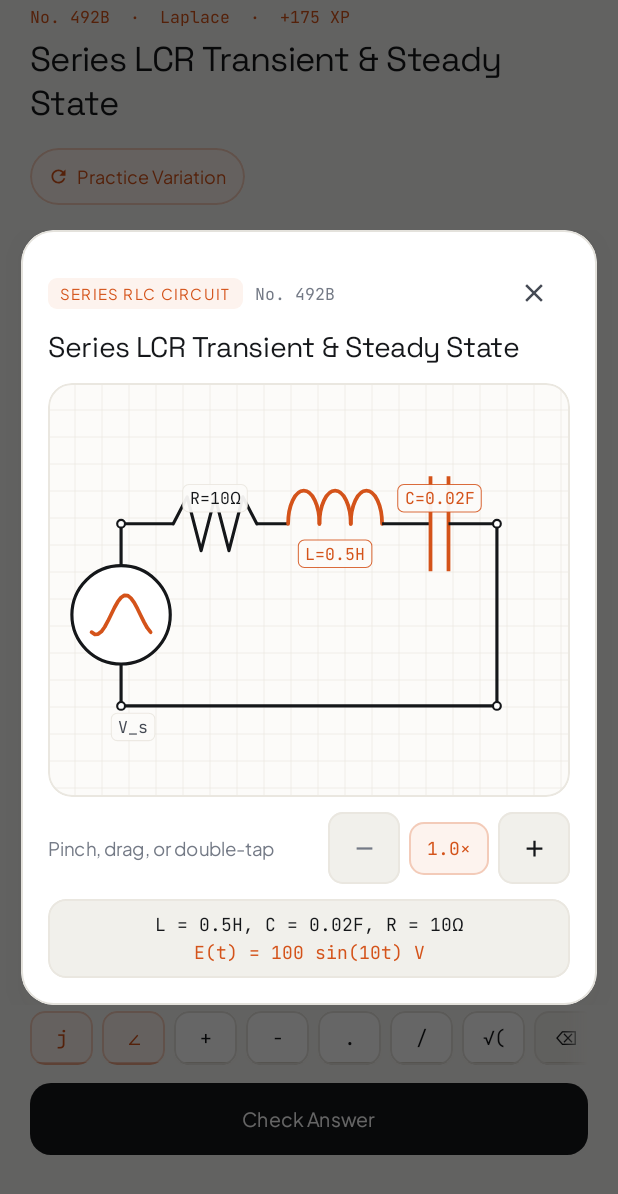
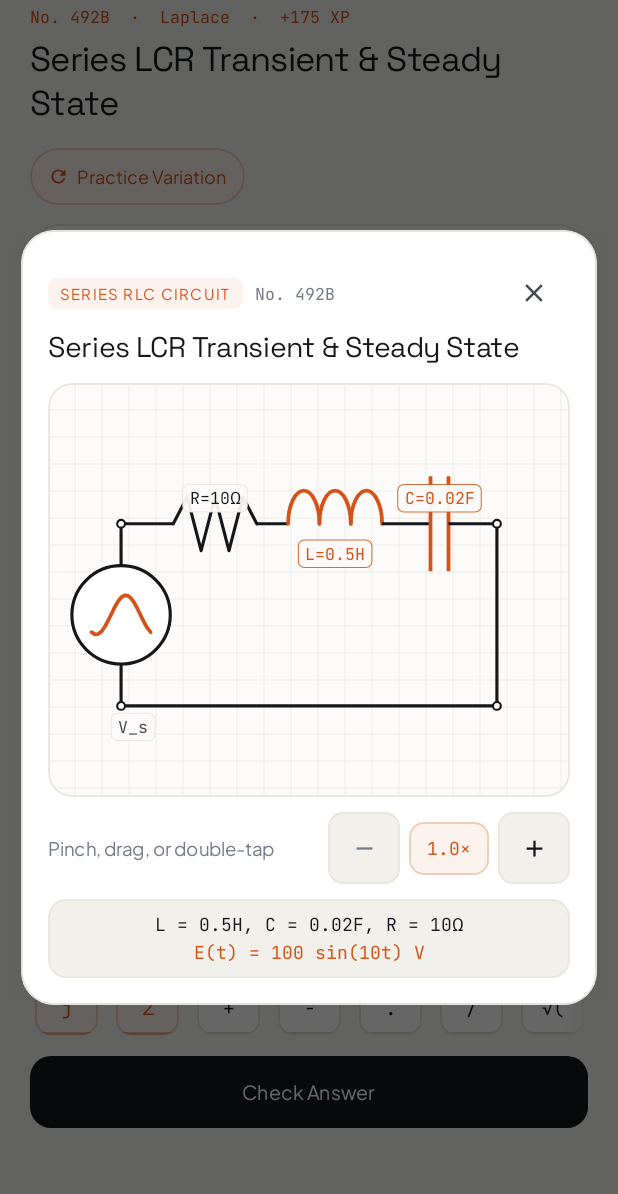
Before and after one commit to Kajin-0/Electura, an Android app built with Jetpack Compose: the composable SolveScreen shown on its own in the app's theme, after a tap on "Zoom", on a phone screen of 412 x 824 dp. Shown: the top 1194 px of the screen. Run offline under Robolectric (Android 15) with nearby library versions, the phone set to English and light mode, and no system bars; 1 other tap on this screen came first.

Commit message:
feat: support persistence for multi-step problem variations
- Update `ProgressCodec` to serialize and deserialize guided `ProblemStep` data.
- Update `IndexScreen` to correctly highlight current problem variations.
- Adjust `SolveScreen` UI spacing for better layout consistency.
- Add test coverage to verify `ProblemStep` data integrity through encoding cycles.

```diff
--- a/app/src/main/java/com/example/ui/components/ExpandedSchematicDialog.kt
+++ b/app/src/main/java/com/example/ui/components/ExpandedSchematicDialog.kt
@@ -80,8 +80,8 @@ fun ExpandedSchematicDialog(
     onDismiss: () -> Unit
 ) {
     val annotations = remember(problem) { SchematicAnnotationResolver.resolve(problem) }
-    var targetScale by remember(problem.id) { mutableFloatStateOf(1f) }
-    var targetOffset by remember(problem.id) { mutableStateOf(Offset.Zero) }
+    var targetScale by remember(problem) { mutableFloatStateOf(1f) }
+    var targetOffset by remember(problem) { mutableStateOf(Offset.Zero) }
     var viewportSize by remember { mutableStateOf(IntSize.Zero) }
 
     val animatedScale by animateFloatAsState(
--- a/app/src/main/java/com/example/ui/screens/IndexScreen.kt
+++ b/app/src/main/java/com/example/ui/screens/IndexScreen.kt
@@ -334,7 +334,8 @@ fun IndexScreen(
         } else {
             items(filteredProblems, key = { it.id }) { problem ->
                 val isSolved = solvedIds.contains(problem.id)
-                val isCurrent = state.currentProblem.id == problem.id
+                val isCurrent = state.currentProblem.id == problem.id ||
+                    state.currentProblem.sourceProblemId == problem.id
                 ProblemIndexCard(
                     problem = problem,
                     isSolved = isSolved,
--- a/app/src/main/java/com/example/ui/screens/SolveScreen.kt
+++ b/app/src/main/java/com/example/ui/screens/SolveScreen.kt
@@ -265,7 +265,7 @@ fun SolveScreen(
                         Row(
                             modifier = Modifier
                                 .fillMaxWidth()
-                                .padding(bottom = 14.dp),
+                                .padding(bottom = 8.dp),
                             horizontalArrangement = Arrangement.spacedBy(8.dp),
                             verticalAlignment = Alignment.CenterVertically
                         ) {
@@ -341,7 +341,7 @@ fun SolveScreen(
                                 borderWidth = 1.dp,
                                 elevation = 2.5.dp
                             )
-                            .padding(horizontal = 18.dp, vertical = 16.dp)
+                            .padding(horizontal = 18.dp, vertical = 14.dp)
                     ) {
                         if (targetProblem.isMultiStep) {
                             val stepDisplay = (targetStepIdx + 1).coerceAtMost(targetProblem.totalSteps)
@@ -506,9 +506,9 @@ fun SolveScreen(
                             }
                         }
 
-                        Spacer(modifier = Modifier.height(12.dp))
+                        Spacer(modifier = Modifier.height(8.dp))
                         HorizontalDivider(color = SubtleBorder, thickness = 1.dp)
-                        Spacer(modifier = Modifier.height(12.dp))
+                        Spacer(modifier = Modifier.height(8.dp))
 
                         // Method Note & Minimal Hint Pill
                         Row(
@@ -533,15 +533,20 @@ fun SolveScreen(
                             }
 
                             if (state.hintsRevealed < targetActiveStep.hints.size) {
-                                Spacer(modifier = Modifier.width(12.dp))
+                                Spacer(modifier = Modifier.width(8.dp))
+                                Box(
+                                    modifier = Modifier
+                                        .tactileClickable(pressedScale = 0.95f) { onRevealHint() }
+                                        .minimumInteractiveComponentSize()
+                                        .testTag("reveal_hint_button"),
+                                    contentAlignment = Alignment.Center
+                                ) {
                                     Row(
                                         modifier = Modifier
                                             .clip(RoundedCornerShape(50))
                                             .background(OrangeSoftBg)
                                             .border(1.dp, CopperBorderSoft, RoundedCornerShape(50))
-                                        .tactileClickable(pressedScale = 0.95f) { onRevealHint() }
-                                        .padding(horizontal = 12.dp, vertical = 7.dp)
-                                        .testTag("reveal_hint_button"),
+                                            .padding(horizontal = 12.dp, vertical = 7.dp),
                                         verticalAlignment = Alignment.CenterVertically
                                     ) {
                                         Icon(
@@ -557,6 +562,7 @@ fun SolveScreen(
                                             fontWeight = FontWeight.SemiBold,
                                             color = OrangeAccent
                                         )
+                                    }
                                 }
                             }
                         }
@@ -609,7 +615,7 @@ fun SolveScreen(
                 }
             }
 
-            Spacer(modifier = Modifier.height(12.dp))
+            Spacer(modifier = Modifier.height(8.dp))
 
             val borderColor by animateColorAsState(
                 targetValue = when {
@@ -705,7 +711,7 @@ fun SolveScreen(
 
             // Mechanical Tactile Symbol Keycaps
             if (state.progress.showQuickKeypad) {
-                Spacer(modifier = Modifier.height(8.dp))
+                Spacer(modifier = Modifier.height(4.dp))
                 val keypadScrollState = rememberScrollState()
                 val symbols = if (problem.category == ProblemCategory.GEOMETRIC_ALGEBRA) {
                     listOf("e12", "j", "+", "-", ".", "/", "√(", "⌫", "CLR")
@@ -724,6 +730,13 @@ fun SolveScreen(
                         val isMathAccent = sym == "j" || sym == "∠" || sym == "e12"
                         val keyShape = RoundedCornerShape(10.dp)
                         val rimColor = if (isMathAccent) CopperKeycapRim else KeycapRim
+                        Box(
+                            modifier = Modifier
+                                .tactileClickable(pressedScale = 0.92f) { onAppendSymbol(sym) }
+                                .minimumInteractiveComponentSize()
+                                .testTag("symbol_key_$sym"),
+                            contentAlignment = Alignment.Center
+                        ) {
                             Box(
                                 modifier = Modifier
                                     .height(36.dp)
@@ -756,9 +769,7 @@ fun SolveScreen(
                                             size = androidx.compose.ui.geometry.Size(size.width, rimH)
                                         )
                                     }
-                                .tactileClickable(pressedScale = 0.92f) { onAppendSymbol(sym) }
-                                .padding(horizontal = 11.dp)
-                                .testTag("symbol_key_$sym"),
+                                    .padding(horizontal = 11.dp),
                                 contentAlignment = Alignment.Center
                             ) {
                                 Text(
@@ -772,8 +783,9 @@ fun SolveScreen(
                         }
                     }
                 }
+            }
 
-            Spacer(modifier = Modifier.height(12.dp))
+            Spacer(modifier = Modifier.height(8.dp))
 
             // Primary Action with Spring Press Physics
             val submitInteraction = remember { MutableInteractionSource() }
```
Also changed, not shown: app/src/main/java/com/example/data/ProgressCodec.kt (+55 -1 lines), app/src/main/java/com/example/domain/SchematicAnnotationResolver.kt (+61 -39 lines), app/src/main/java/com/example/ui/screens/GuideScreen.kt (+9 -3 lines), 2 other files. Lines whose indentation alone changed are shown as unchanged.
